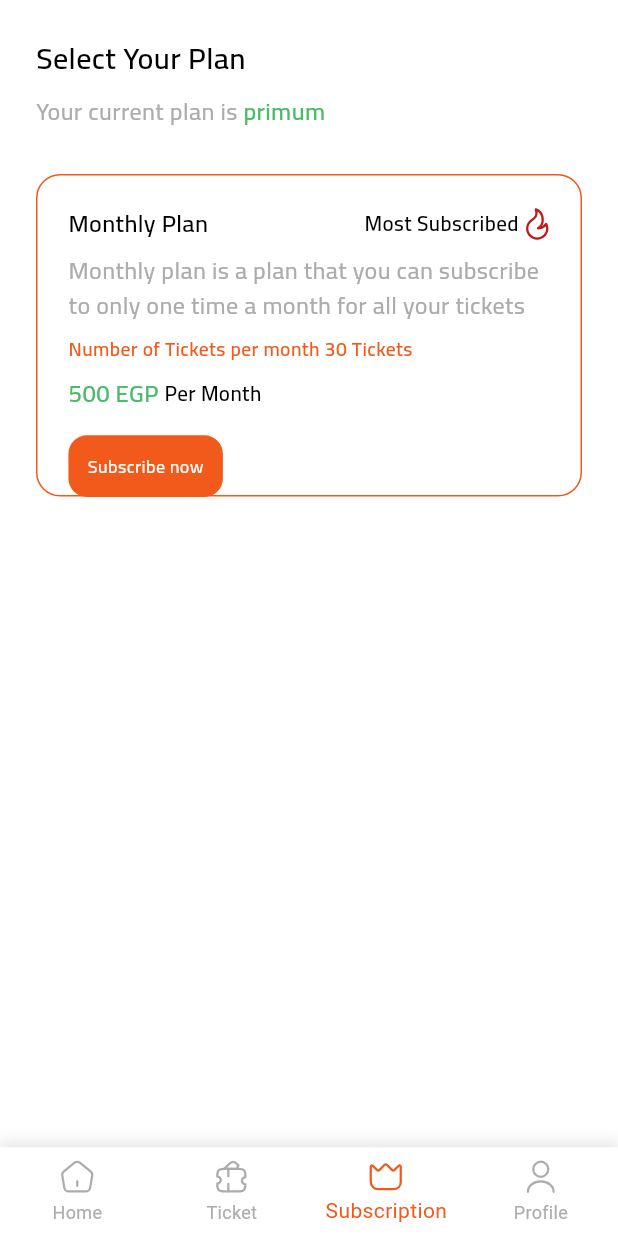
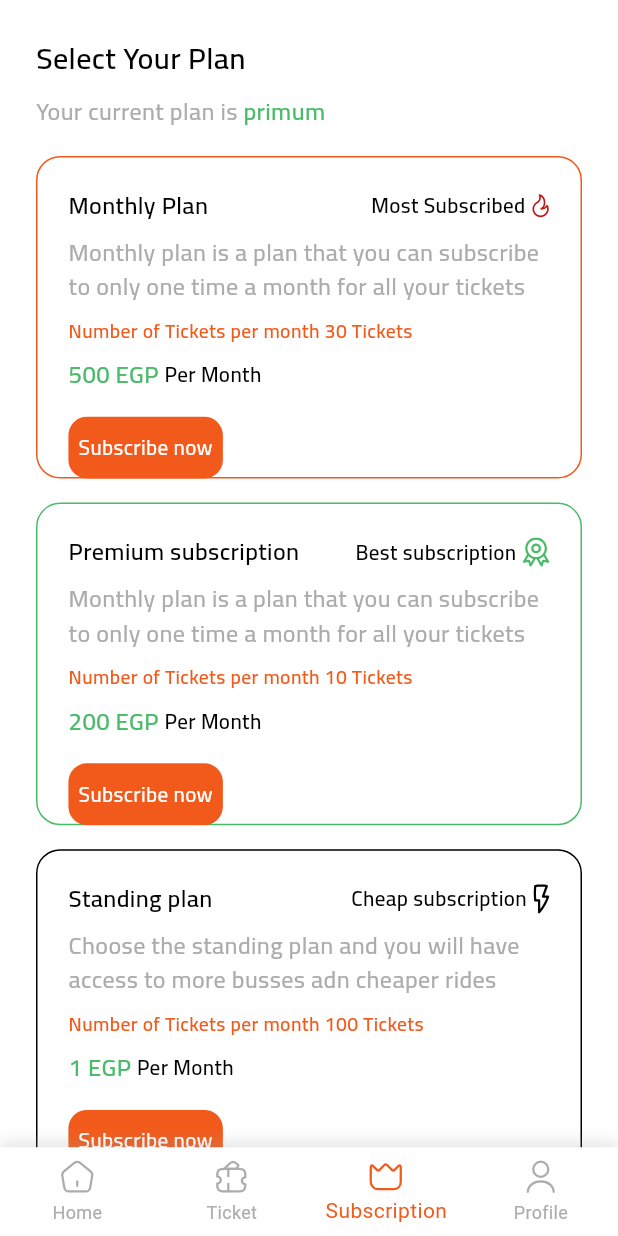
Before and after one commit to aya446/test1, a Flutter app: the screen it shows after launch, item 3 of the bottom bar chosen, on a phone screen of 412 x 824 dp. Run offline on Flutter 3.47's test engine with Material 3 defaults, Android fonts, the phone set to English and light mode, and no system bars; our stand-ins replace flutter_svg, font_awesome_flutter.

Commit message:
finish subscription page

```diff
--- a/lib/core/navigation/bottom_nav_bar_pages.dart
+++ b/lib/core/navigation/bottom_nav_bar_pages.dart
@@ -1,10 +1,11 @@
 import 'package:flutter/material.dart';
 import 'package:test1/features/home/presentation/views/widgets/home_body.dart';
+import 'package:test1/features/prifile/presentation/views/profile_view.dart';
 import 'package:test1/features/subscription/presentation/views/subscription_view.dart';
 
 final List<Widget> screens = [
   const HomeBody(),
   const Center(child: Text('Ticket')),
   const SubscriptionView(),
-  const Center(child: Text('Profile')),
+  const ProfileView(),
 ];
--- /dev/null
+++ b/lib/features/prifile/presentation/views/profile_view.dart
@@ -0,0 +1,10 @@
+import 'package:flutter/material.dart';
+
+class ProfileView extends StatelessWidget {
+  const ProfileView({super.key});
+
+  @override
+  Widget build(BuildContext context) {
+    return const Placeholder();
+  }
+}
--- /dev/null
+++ b/lib/features/prifile/presentation/views/widgets/profile_body.dart
@@ -0,0 +1,10 @@
+import 'package:flutter/material.dart';
+
+class ProfileBody extends StatelessWidget {
+  const ProfileBody({super.key});
+
+  @override
+  Widget build(BuildContext context) {
+    return const Placeholder();
+  }
+}
--- /dev/null
+++ b/lib/features/subscription/data/models/plan_model.dart
@@ -0,0 +1,21 @@
+import 'package:flutter/material.dart';
+
+class PlanModel {
+  final String planName;
+  final String planType;
+  final String description;
+  final String planTypeIcon;
+  final Color color;
+  final String numberOfTickets;
+  final String price;
+
+  PlanModel({
+    required this.planName,
+    required this.planType,
+    required this.description,
+    required this.planTypeIcon,
+    required this.color,
+    required this.numberOfTickets,
+    required this.price,
+  });
+}
--- /dev/null
+++ b/lib/features/subscription/presentation/views/widgets/blan_list_view_builder.dart
@@ -0,0 +1,62 @@
+import 'package:flutter/material.dart';
+import 'package:test1/core/utils/app_colors.dart';
+import 'package:test1/features/subscription/data/models/plan_model.dart';
+import 'package:test1/features/subscription/presentation/views/widgets/plan_item.dart';
+
+class PlanIListViewBuilder extends StatefulWidget {
+  const PlanIListViewBuilder({super.key});
+
+  @override
+  State<PlanIListViewBuilder> createState() => _PlanIListViewBuilderState();
+}
+
+class _PlanIListViewBuilderState extends State<PlanIListViewBuilder> {
+  List<PlanModel> planList = [
+    PlanModel(
+      planName: 'Monthly Plan',
+      planType: 'Most Subscribed',
+      description:
+          'Monthly plan is a plan that you can subscribe to only one time a month for all your tickets',
+      planTypeIcon: 'assets/icons/Icon.svg',
+      color: AppColors.mainColor,
+      numberOfTickets: '30',
+      price: '500',
+    ),
+    PlanModel(
+      planName: 'Premium subscription',
+      planType: 'Best subscription',
+      description:
+          'Monthly plan is a plan that you can subscribe to only one time a month for all your tickets',
+      planTypeIcon: 'assets/icons/best.svg',
+      color: AppColors.secondColor,
+      numberOfTickets: '10',
+      price: '200',
+    ),
+    PlanModel(
+      planName: 'Standing plan',
+      planType: 'Cheap subscription',
+      description:
+          'Choose the standing plan and you will have access to more busses adn cheaper rides',
+      planTypeIcon: 'assets/icons/cheap.svg',
+      color: Colors.black,
+      numberOfTickets: '100',
+      price: '1',
+    ),
+  ];
+
+  @override
+  Widget build(BuildContext context) {
+    return ListView.builder(
+      shrinkWrap: true,
+      physics: NeverScrollableScrollPhysics(),
+      itemCount: planList.length,
+      scrollDirection: Axis.vertical,
+      itemBuilder: (context, index) {
+        return Padding(
+          padding: const EdgeInsets.symmetric(vertical: 8.0),
+          child: PlanItem(plan: planList[index]),
+        );
+      },
+    );
+  }
+}
--- a/lib/features/subscription/presentation/views/widgets/custom_boton.dart
+++ b/lib/features/subscription/presentation/views/widgets/custom_boton.dart
@@ -1,10 +1,11 @@
 import 'package:flutter/material.dart';
 import 'package:test1/core/utils/Styles.dart';
 import 'package:test1/core/utils/app_colors.dart';
+import 'package:test1/features/subscription/data/models/plan_model.dart';
 
 class CustomButton extends StatelessWidget {
-  const CustomButton({super.key});
-
+  const CustomButton({super.key, required this.plan});
+  final PlanModel plan;
   @override
   Widget build(BuildContext context) {
     final Size size = MediaQuery.sizeOf(context);
@@ -16,7 +17,7 @@ class CustomButton extends StatelessWidget {
         borderRadius: BorderRadius.circular(size.width * 0.03),
         color: AppColors.mainColor,
       ),
-      child: Center(child: Text('Subscribe now', style: Styles.White12)),
+      child: Center(child: Text('Subscribe now', style: Styles.White14)),
     );
   }
 }
--- a/lib/features/subscription/presentation/views/widgets/plan_info.dart
+++ b/lib/features/subscription/presentation/views/widgets/plan_info.dart
@@ -1,12 +1,12 @@
 import 'package:flutter/material.dart';
 import 'package:flutter_svg/flutter_svg.dart';
 import 'package:test1/core/utils/Styles.dart';
+import 'package:test1/features/subscription/data/models/plan_model.dart';
 import 'package:test1/features/subscription/presentation/views/widgets/custom_boton.dart';
 
 class PlanInfo extends StatelessWidget {
-  const PlanInfo({super.key, required this.planName, required this.planType});
-  final String planName;
-  final String planType;
+  const PlanInfo({super.key, required this.plan});
+  final PlanModel plan;
 
   @override
   Widget build(BuildContext context) {
@@ -19,14 +19,11 @@ class PlanInfo extends StatelessWidget {
         children: [
           Row(
             children: [
-              Text(planName, style: Styles.black16),
+              Text(plan.planName, style: Styles.black16),
               const Spacer(),
-              Text(planType, style: Styles.black14),
+              Text(plan.planType, style: Styles.black14),
               SizedBox(width: size.width * 0.01),
-              SvgPicture.asset(
-                'assets/icons/Icon.svg',
-                width: size.width * 0.04,
-              ),
+              SvgPicture.asset(plan.planTypeIcon),
             ],
           ),
           SizedBox(height: size.height * 0.01),
@@ -35,24 +32,24 @@ class PlanInfo extends StatelessWidget {
             child: Text(
               maxLines: 2,
               overflow: TextOverflow.ellipsis,
-              "Monthly plan is a plan that you can subscribe to only one time a month for all your tickets",
+              plan.description,
               style: Styles.gray16,
             ),
           ),
           SizedBox(height: size.height * 0.01),
           Text(
-            'Number of Tickets per month 30 Tickets',
+            'Number of Tickets per month ${plan.numberOfTickets} Tickets',
             style: Styles.orange13,
           ),
           SizedBox(height: size.height * 0.01),
           Row(
             children: [
-              Text('500 EGP ', style: Styles.green16),
+              Text('${plan.price} EGP ', style: Styles.green16),
               Text('Per Month', style: Styles.black14),
             ],
           ),
           SizedBox(height: size.height * 0.02),
-          const CustomButton(),
+          CustomButton(plan: plan),
         ],
       ),
     );
--- a/lib/features/subscription/presentation/views/widgets/plan_item.dart
+++ b/lib/features/subscription/presentation/views/widgets/plan_item.dart
@@ -1,10 +1,10 @@
 import 'package:flutter/material.dart';
-import 'package:test1/core/utils/app_colors.dart';
+import 'package:test1/features/subscription/data/models/plan_model.dart';
 import 'package:test1/features/subscription/presentation/views/widgets/plan_info.dart';
 
 class PlanItem extends StatelessWidget {
-  const PlanItem({super.key});
-
+  const PlanItem({super.key, required this.plan});
+  final PlanModel plan;
   @override
   Widget build(BuildContext context) {
     final Size size = MediaQuery.sizeOf(context);
@@ -14,13 +14,9 @@ class PlanItem extends StatelessWidget {
       height: size.height * 0.261,
       decoration: BoxDecoration(
         borderRadius: BorderRadius.circular(16),
-        border: Border.all(color: AppColors.mainColor),
+        border: Border.all(color: plan.color),
       ),
-      child: Column(
-        children: [
-          PlanInfo(planName: 'Monthly Plan', planType: 'Most Subscribed'),
-        ],
-      ),
+      child: Column(children: [PlanInfo(plan: plan)]),
     );
   }
 }
--- a/lib/features/subscription/presentation/views/widgets/subscription_body.dart
+++ b/lib/features/subscription/presentation/views/widgets/subscription_body.dart
@@ -1,6 +1,6 @@
 import 'package:flutter/material.dart';
 import 'package:test1/core/utils/Styles.dart';
-import 'package:test1/features/subscription/presentation/views/widgets/plan_item.dart';
+import 'package:test1/features/subscription/presentation/views/widgets/blan_list_view_builder.dart';
 
 class SubscriptionBody extends StatelessWidget {
   const SubscriptionBody({super.key, required this.plan});
@@ -22,8 +22,8 @@ class SubscriptionBody extends StatelessWidget {
                   Text(plan, style: Styles.green16),
                 ],
               ),
-              SizedBox(height: 30),
-              PlanItem(),
+              SizedBox(height: 10),
+              PlanIListViewBuilder(),
             ],
           ),
         ),
```
